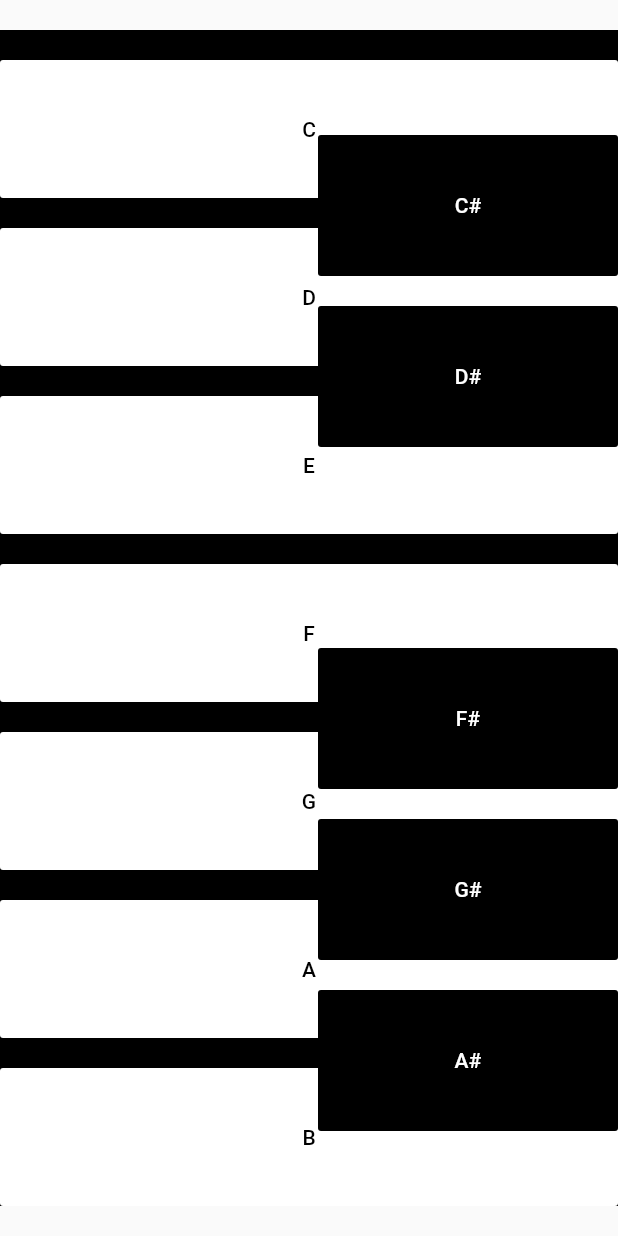
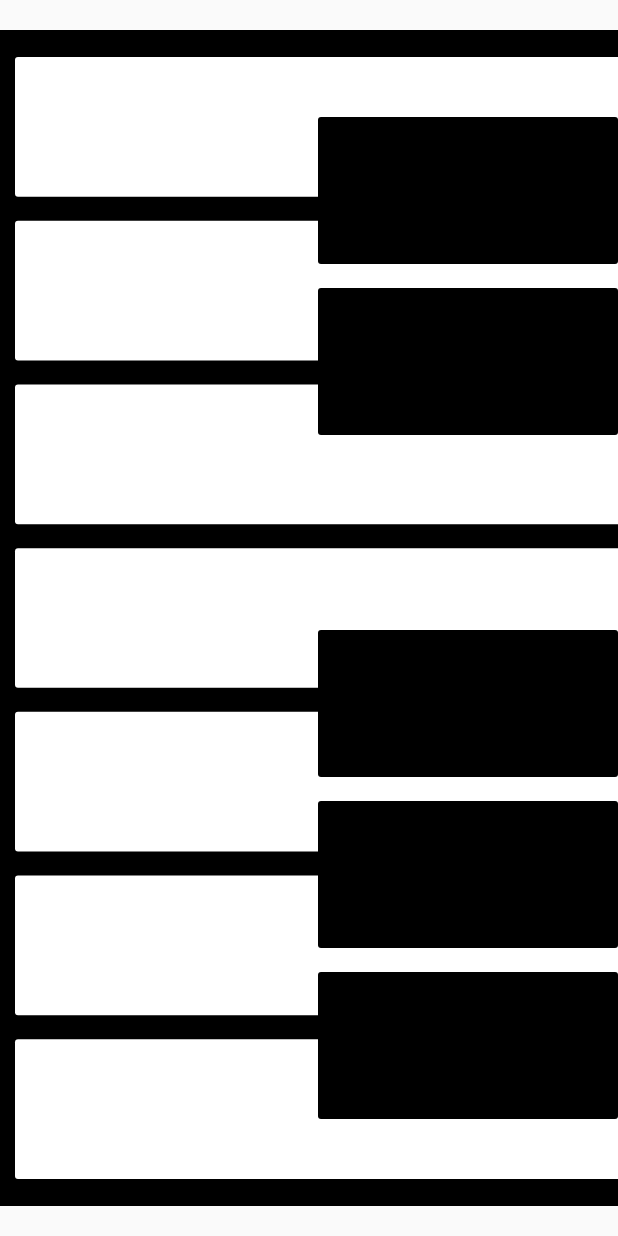
Before and after one commit to eoanodea/flutter-keyboard, a Flutter app: the screen it shows after launch, on a phone screen of 412 x 824 dp. Run offline on Flutter 3.47's test engine with Material 2 defaults, Android fonts, the phone set to English and light mode, and no system bars; our stand-ins replace audioplayers.

Commit message:
Cleaned up styles and shapes of keys

```diff
--- a/lib/main.dart
+++ b/lib/main.dart
@@ -22,7 +22,6 @@ class PianoApp extends StatelessWidget {
     'A#',
     'B',
   ];
-  //E#
 
   @override
   Widget build(BuildContext context) {
@@ -32,12 +31,8 @@ class PianoApp extends StatelessWidget {
       player.play('$note.mp3');
     }
 
-    // playNote();
-
     /// Renders a single key to the screen
     Expanded renderKey(String note, {bool sharp = false}) {
-      var keyPadding = 2;
-
       if (note == 'E#')
         return Expanded(
           child: Text(''),
@@ -49,14 +44,13 @@ class PianoApp extends StatelessWidget {
         child: Container(
           // margin: Margin.all,
           child: Padding(
-            padding: const EdgeInsets.only(top: 20.0),
+            padding: const EdgeInsets.symmetric(vertical: 8.0),
             child: FlatButton(
               color: sharp ? Colors.black : Colors.white,
               textColor: sharp ? Colors.white : Colors.black,
               onPressed: () => playNote(note),
               child: Text(
-                '$note',
-                textAlign: TextAlign.start,
+                '',
               ),
             ),
           ),
@@ -70,25 +64,31 @@ class PianoApp extends StatelessWidget {
       List<String> sharps = [];
       List<String> keys = [];
 
-      // notes.where((el) => el.contains('#'));
-
       for (var i = 0; i < notes.length; i++) {
         if (notes[i].contains('#')) {
           sharps.add(notes[i]);
         } else {
           keys.add(notes[i]);
         }
-        // renderKey(i);
       }
 
       return Stack(
         children: [
-          Column(
+          Positioned(
+            top: 0.0,
+            bottom: 0.0,
+            left: 0.0,
+            width: 500.0,
+            child: Container(
+              margin: EdgeInsets.all(10.0),
+              child: Column(
                 crossAxisAlignment: CrossAxisAlignment.stretch,
                 mainAxisAlignment: MainAxisAlignment.center,
                 children: [
                   for (var i = 0; i < keys.length; i++) renderKey(keys[i]),
                 ],
+              ),
+            ),
           ),
           Positioned(
             child: Column(
@@ -106,15 +106,6 @@ class PianoApp extends StatelessWidget {
           ),
         ],
       );
-      // Column(
-      // crossAxisAlignment: CrossAxisAlignment.stretch,
-      // mainAxisAlignment: MainAxisAlignment.spaceEvenly,
-      //   children: <Widget>[
-
-      //   ],
-      // );
-
-      // keys.forEach((key) => renderKey(key))
     }
 
     return MaterialApp(
@@ -123,7 +114,8 @@ class PianoApp extends StatelessWidget {
           child: Container(
             color: Colors.black,
             margin: EdgeInsets.only(top: 20.0, bottom: 20.0),
-              child: renderOctive()),
+            child: renderOctive(),
+          ),
         ),
       ),
     );
```
Lines whose indentation alone changed are shown as unchanged.
